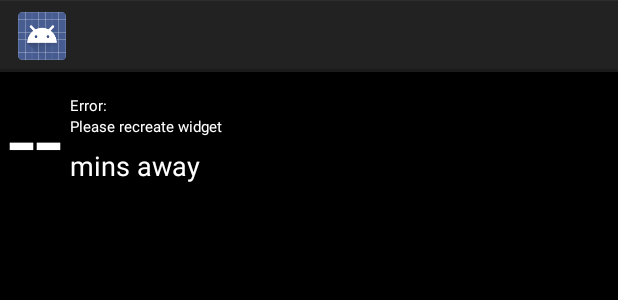
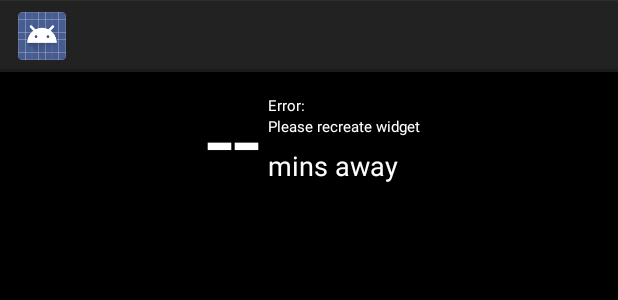
Before and after one commit to shyamu/TransLoc-Android-Widget, an Android app: the layout widget_layout.xml on its own in the app's theme, with its tools: preview values and no code run, on a phone screen of 412 x 824 dp. Shown: the top 300 px of the screen. Run offline under Robolectric (Android 15) with nearby library versions, the phone set to English and light mode, and no system bars.

Commit message:
code cleanup

```diff
--- a/TransLocWidget/TransLocWidget/src/main/java/com/shyamu/translocwidget/CustomizeWidgetActivity.java
+++ b/TransLocWidget/TransLocWidget/src/main/java/com/shyamu/translocwidget/CustomizeWidgetActivity.java
@@ -25,9 +25,6 @@ public class CustomizeWidgetActivity extends Activity implements ColorPicker.OnC
 
     static SharedPreferences settings;
     static SharedPreferences.Editor editor;
-
-
-
 
     public void onCreate(Bundle savedInstanceState) {
         super.onCreate(savedInstanceState);
--- a/TransLocWidget/TransLocWidget/src/main/java/com/shyamu/translocwidget/Utils.java
+++ b/TransLocWidget/TransLocWidget/src/main/java/com/shyamu/translocwidget/Utils.java
@@ -39,11 +39,6 @@ public class Utils {
         return Minutes.minutesBetween(start,end).getMinutes();
     }
 
-    protected static String removeTrailingChars(String str, int num) {
-        return str.substring(0,str.length()-num);
-    }
-
-
     protected static String getJsonResponse(String url) throws Exception {
 
         String response = "";
--- a/TransLocWidget/TransLocWidget/src/main/java/com/shyamu/translocwidget/WidgetConfigurationActivity.java
+++ b/TransLocWidget/TransLocWidget/src/main/java/com/shyamu/translocwidget/WidgetConfigurationActivity.java
@@ -629,6 +629,4 @@ public class WidgetConfigurationActivity extends Activity {
             makeWidgetDialog.dismiss();
         }
     }
-
-
 }
--- a/TransLocWidget/TransLocWidget/src/main/res/layout/widget_layout.xml
+++ b/TransLocWidget/TransLocWidget/src/main/res/layout/widget_layout.xml
@@ -7,6 +7,12 @@
     android:clickable="false"
     android:id="@+id/rlWidgetLayout"
     android:background="#000000">
+
+    <RelativeLayout
+        android:layout_width="wrap_content"
+        android:layout_height="wrap_content"
+        android:layout_alignParentTop="true"
+        android:layout_centerHorizontal="true">
 
         <TextView
             android:id="@+id/tvRoute"
@@ -53,5 +59,6 @@
                 android:layout_toRightOf="@+id/tvRemainingTime"
                 android:textColor="#ffffff"
                 android:layout_marginLeft="5dp"/>
+    </RelativeLayout>
 
 </RelativeLayout>
```
Also changed, not shown: TransLocWidget/TransLocWidget/src/main/java/com/shyamu/translocwidget/TransLocWidgetProvider.java (+14 -44 lines). Lines whose indentation alone changed are shown as unchanged.
